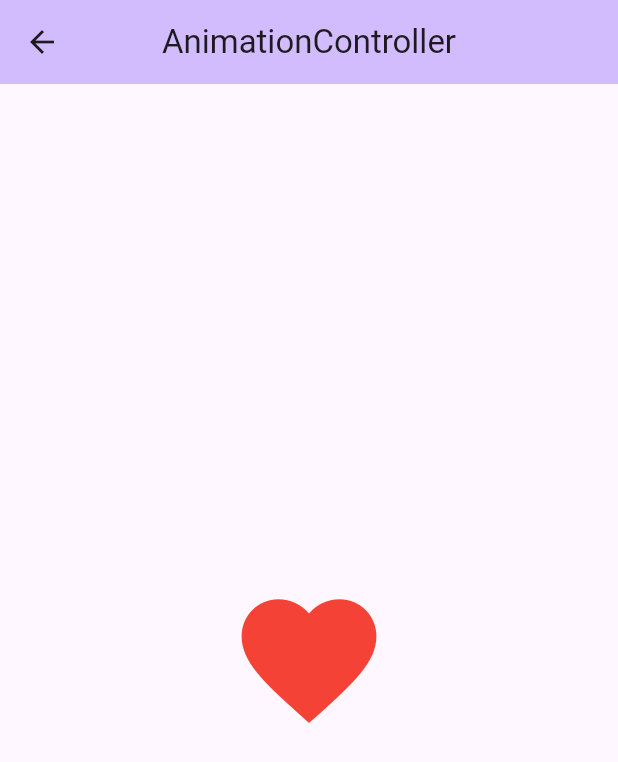
After one commit to taiki-cano/animationsDemo, a Flutter app: the AnimationControllerScreen screen opened by its route, on a phone screen of 412 x 824 dp. The commit adds this screen. Shown: the top 762 px of the screen. Run offline on Flutter 3.47's test engine with Material 2 defaults, Android fonts, the phone set to English and light mode, and no system bars.

Commit message:
anmation controller

```diff
--- a/lib/main.dart
+++ b/lib/main.dart
@@ -1,3 +1,4 @@
+import 'package:animations_demo/screens/animationcontroller_screen.dart';
 import 'package:animations_demo/screens/tween_animation_screen.dart';
 import 'package:flutter/material.dart';
 
@@ -22,6 +23,7 @@ class MyApp extends StatelessWidget {
         '/': (ctx) => const MyHomePage(title: 'Animation Demo'),
         ImplicitlyAnimationScreen.routeName: (ctx) => const ImplicitlyAnimationScreen(),
         TweenAnimationScreen.routeName: (context) => const TweenAnimationScreen(),
+        AnimationControllerScreen.routeName: (context) => const AnimationControllerScreen(),
       },
     );
   }
@@ -47,6 +49,7 @@ class _MyHomePageState extends State<MyHomePage> {
           child: CustomListTile([
             Item('Implicitly Animation', Icon(Icons.sunny)),
             Item('Tween Animation', Icon(Icons.cloud)),
+            Item('AnimationController', Icon(Icons.bolt)),
           ]),
         ));
   }
--- /dev/null
+++ b/lib/screens/animationcontroller_screen.dart
@@ -0,0 +1,80 @@
+// import 'dart:math';
+
+import 'package:flutter/material.dart';
+
+class AnimationControllerScreen extends StatefulWidget {
+  static const routeName = 'AnimationController';
+  const AnimationControllerScreen({super.key});
+
+  @override
+  State<AnimationControllerScreen> createState() => _AnimationControllerScreenState();
+}
+
+class _AnimationControllerScreenState extends State<AnimationControllerScreen>
+    with SingleTickerProviderStateMixin {
+  late final _animationController = AnimationController(
+    vsync: this,
+    duration: const Duration(milliseconds: 1000),
+    lowerBound: 0.5,
+    upperBound: 1.0,
+  );
+
+  @override
+  void initState() {
+    super.initState();
+    // _animationController.repeat();
+    _animationController.addStatusListener((status) {
+      if (status == AnimationStatus.completed) {
+        _animationController.reverse();
+      } else if (status == AnimationStatus.dismissed) {
+        _animationController.forward();
+      }
+    });
+    _animationController.forward();
+  }
+
+  @override
+  Widget build(BuildContext context) {
+    return Scaffold(
+      appBar: AppBar(
+        backgroundColor: Theme.of(context).colorScheme.inversePrimary,
+        title: const Text(AnimationControllerScreen.routeName),
+      ),
+      body: Center(
+        child: ScaleTransition(
+          scale: _animationController,
+          child: const SizedBox(
+            // decoration: const BoxDecoration(shape: BoxShape.circle, color: Colors.green),
+            // color: Colors.amber,
+            width: 180,
+            height: 180,
+            child: FittedBox(
+              fit: BoxFit.fill,
+              child: Icon(Icons.favorite, color: Colors.red),
+            ),
+          ),
+        ),
+        // child: RotationTransition(
+        //   turns: _animationController,
+        //   child: Container(width: 180, height: 180, color: Colors.blue),
+        // ),
+        // child: AnimatedBuilder(
+        //   animation: _animationController,
+        //   child: Container(width: 180, height: 180, color: Colors.red),
+        //   builder: (context, child) {
+        //     return Transform.rotate(
+        //       angle: 0.5 * pi * _animationController.value,
+        //       child: child,
+        //     );
+        //   },
+        // ),
+      ),
+    );
+  }
+
+  @override
+  void dispose() {
+    _animationController.dispose();
+    super.dispose();
+  }
+}
--- a/lib/screens/tween_animation_screen.dart
+++ b/lib/screens/tween_animation_screen.dart
@@ -1,4 +1,3 @@
-import 'package:flutter/cupertino.dart';
 import 'package:flutter/material.dart';
 
 class TweenAnimationScreen extends StatefulWidget {
```
